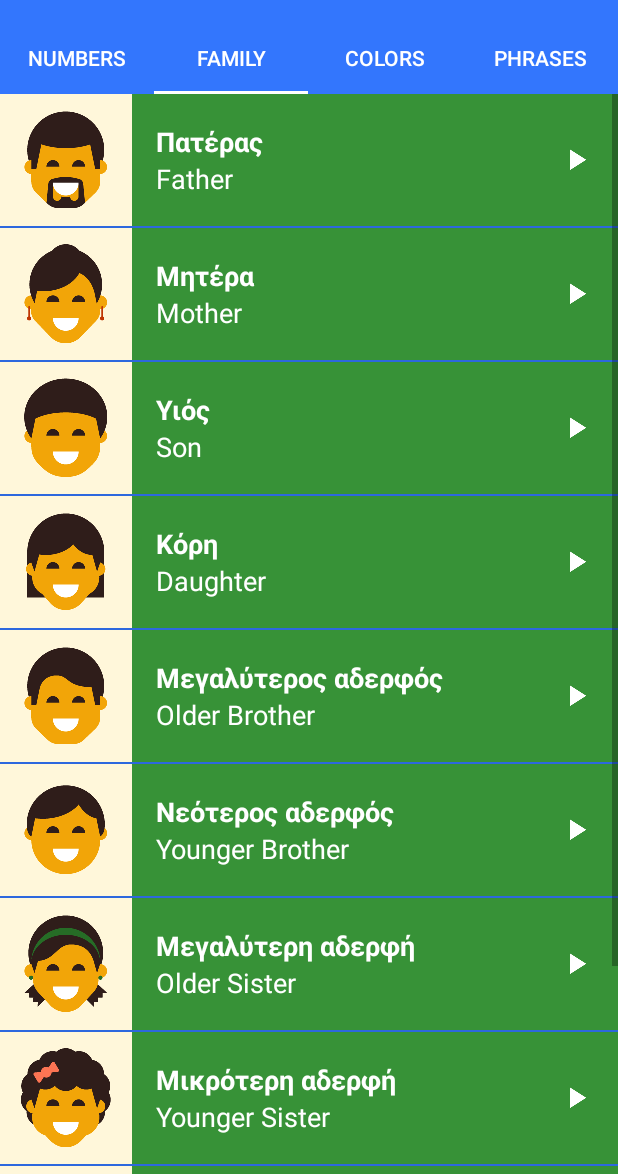
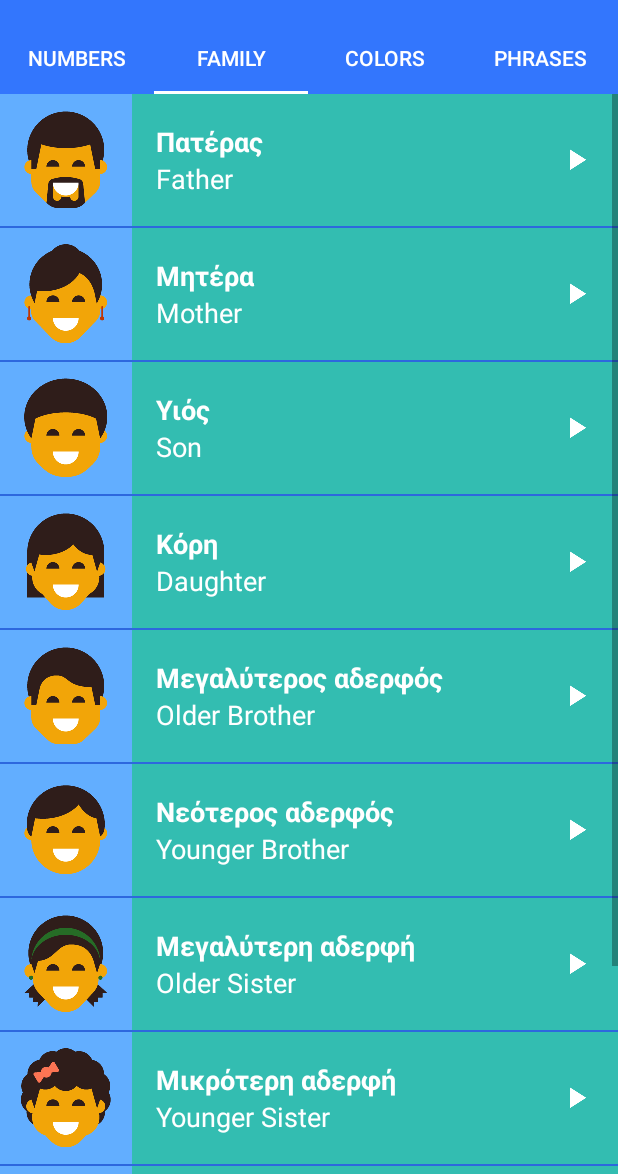
Before and after one commit to macymouse/LanguageApp, an Android app: the NumbersFragment screen opened directly, with no data from a screen before it, tab 2 chosen, on a phone screen of 412 x 824 dp, the part 62-1236 px from its top. Run offline under Robolectric (Android 15) with nearby library versions, the phone set to English and light mode, and no system bars.

Commit message:
More Blue

```diff
--- a/app/src/main/res/values/colors.xml
+++ b/app/src/main/res/values/colors.xml
@@ -7,16 +7,16 @@
     <color name="primary_dark_color">#2144F3</color>
 
     <!-- Background color for app -->
-    <color name="tan_background">#FFF7DA</color>
+    <color name="tan_background">#62AEFF</color>
 
     <!-- Background color for the numbers category -->
-    <color name="category_numbers">#673AB7</color>
+    <color name="category_numbers">#7768FB</color>
 
     <!-- Background color for the family members category -->
-    <color name="category_family">#379237</color>
+    <color name="category_family">#33BDB1</color>
 
     <!-- Background color for the colors category -->
-    <color name="category_colors">#E066FF</color>
+    <color name="category_colors">#6669FF</color>
 
     <!-- Background color for the phrases category -->
     <color name="category_phrases">#16AFCA</color>
```
